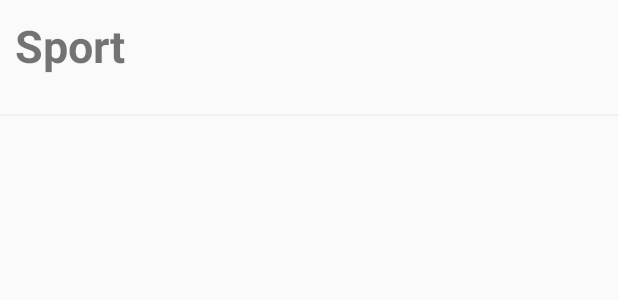
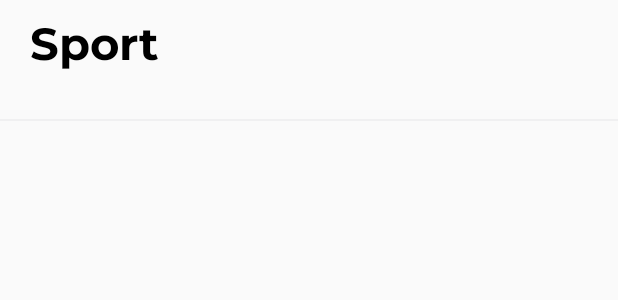
Before and after one commit to shstrophies/SHSTrophies, an Android app: the layout sports_and_trophies_row_layout_horizontal.xml on its own in the app's theme, with its tools: preview values and no code run, on a phone screen of 412 x 824 dp. Shown: the top 300 px of the screen. Run offline under Robolectric (Android 15) with nearby library versions, the phone set to English and light mode, and no system bars.

Commit message:
minor UI touchups

```diff
--- a/app/src/main/res/layout/cardview_item_trophy.xml
+++ b/app/src/main/res/layout/cardview_item_trophy.xml
@@ -25,7 +25,7 @@
         <ImageView
             android:id="@+id/my_image_view"
             android:layout_width="match_parent"
-            android:layout_height="230dp"
+            android:layout_height="275dp"
             android:layout_marginBottom="4dp"
             android:background="#2d2d2d"
             android:scaleType="centerCrop"
--- a/app/src/main/res/layout/sports_and_trophies_row_layout_horizontal.xml
+++ b/app/src/main/res/layout/sports_and_trophies_row_layout_horizontal.xml
@@ -8,10 +8,12 @@
         android:id="@+id/tv_sport"
         android:layout_width="wrap_content"
         android:layout_height="wrap_content"
-        android:layout_marginLeft="10dp"
+        android:layout_marginLeft="20dp"
         android:layout_marginTop="10dp"
         android:layout_marginBottom="10dp"
+        android:fontFamily="@font/montserrat_bold"
         android:text="Sport"
+        android:textColor="#000"
         android:textSize="30sp"
         android:textStyle="bold" />
 
```
